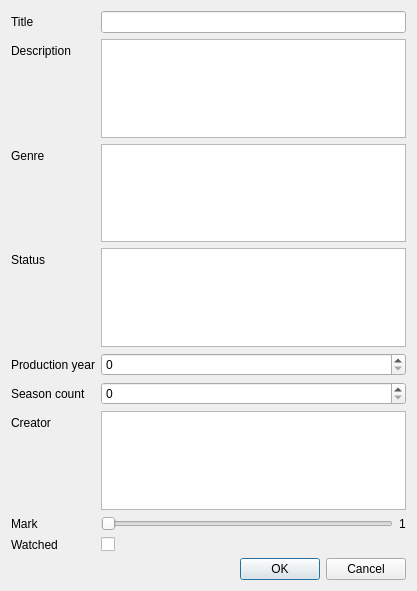
The window that FilmManager/modifyseriedialog.ui (Zachaly/Jipp_Projekt_ZS_NS) describes before a commit, drawn with Qt 5.
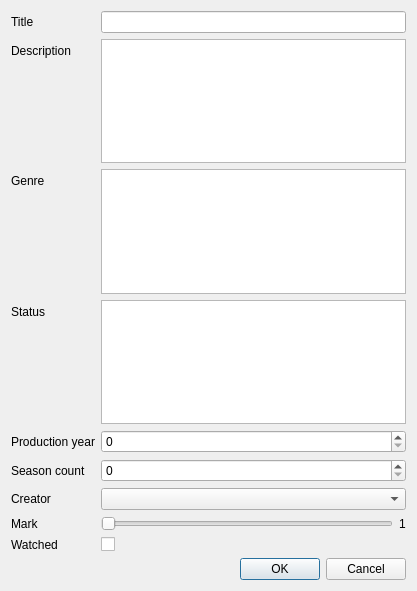
The same window after the commit.

What changed in the file:
```diff
--- a/FilmManager/modifyseriedialog.ui
+++ b/FilmManager/modifyseriedialog.ui
@@ -83,9 +83,6 @@
        </property>
       </widget>
      </item>
-     <item row="6" column="1">
-      <widget class="QListWidget" name="creatorList"/>
-     </item>
      <item row="7" column="0">
       <widget class="QLabel" name="markLabel">
        <property name="text">
@@ -125,6 +122,9 @@
        </item>
       </layout>
      </item>
+     <item row="6" column="1">
+      <widget class="QComboBox" name="creatorComboBox"/>
+     </item>
     </layout>
    </item>
    <item>
```
